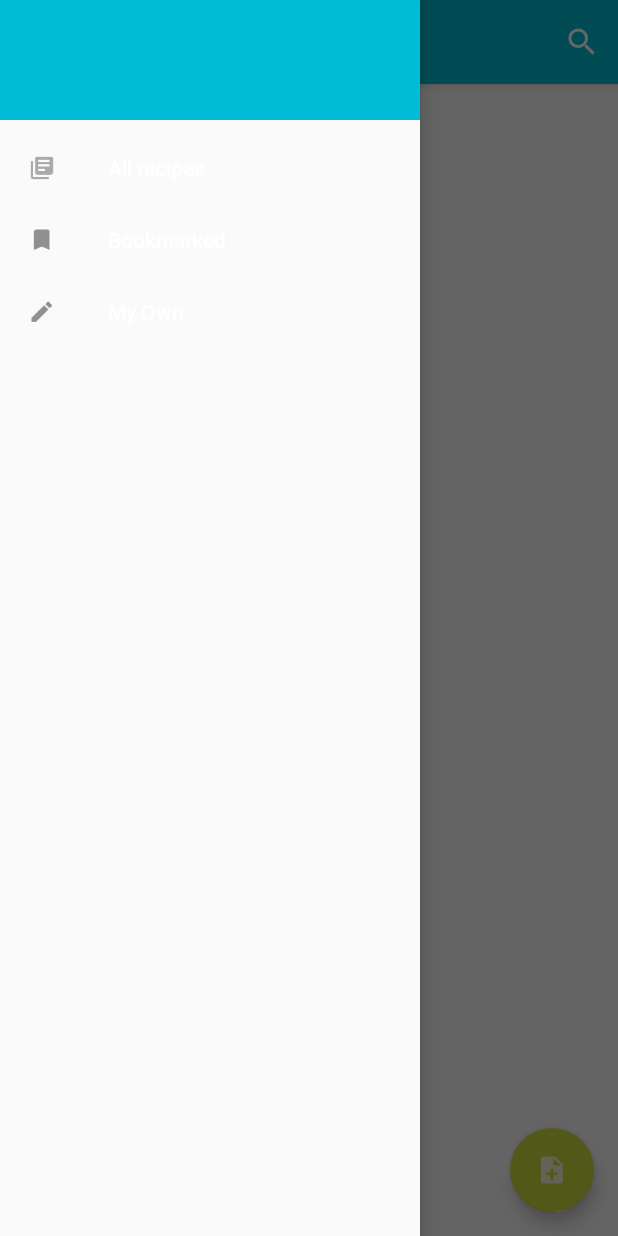
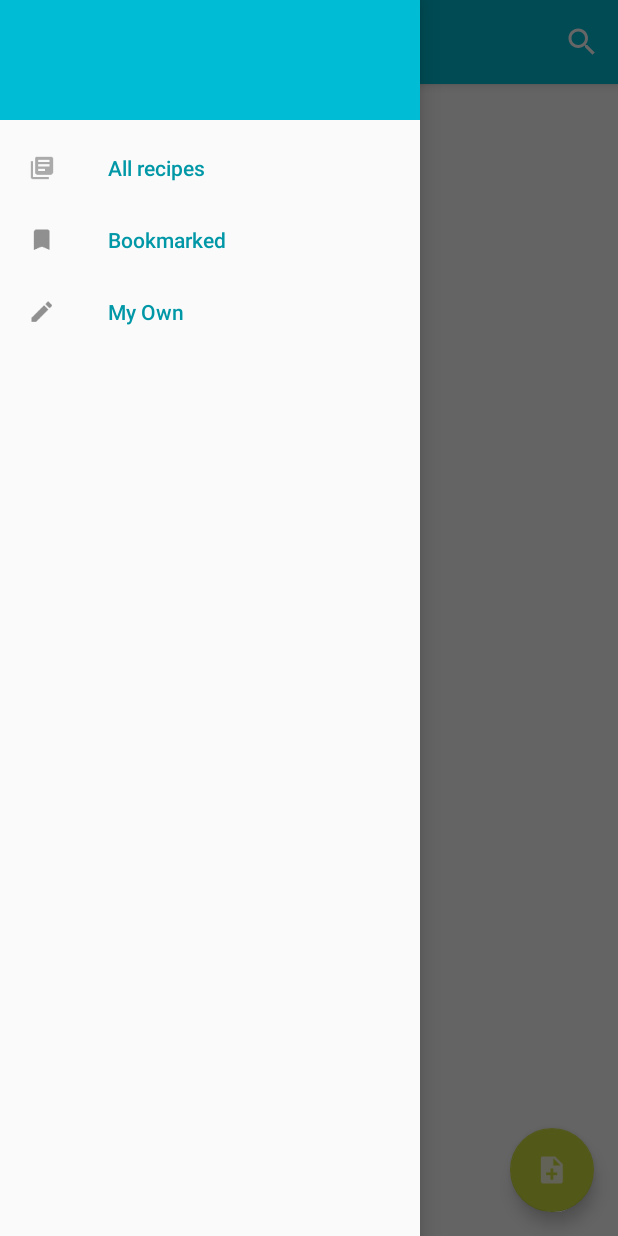
Before and after one commit to fatma-mohamed/RecipeBook, an Android app: the screen it shows after launch (MainActivity), with the side drawer open, on a phone screen of 412 x 824 dp. Run offline under Robolectric (Android 15) with nearby library versions, the phone set to English and light mode, and no system bars.

Commit message:
Fix navigation bar text color

```diff
--- a/app/src/main/res/values-v21/styles.xml
+++ b/app/src/main/res/values-v21/styles.xml
@@ -22,7 +22,7 @@
         <item name="colorPrimaryDark">@color/darkPrimaryColor</item>
         <item name="colorAccent">@color/accentColor</item>
         <item name="android:colorForeground">@color/secondaryTextColor</item>
-        <item name="android:textColorPrimary">@color/primaryTextColor</item>
+        <item name="android:textColorPrimary">@color/darkPrimaryColor</item>
         <item name="android:navigationBarColor">@color/defaultPrimaryColor</item>
         <item name="android:textColorSecondary">@color/secondaryTextColor</item>
     </style>
--- a/app/src/main/res/values/styles.xml
+++ b/app/src/main/res/values/styles.xml
@@ -22,7 +22,7 @@
         <item name="colorPrimaryDark">@color/darkPrimaryColor</item>
         <item name="colorAccent">@color/accentColor</item>
         <item name="android:colorForeground">@color/secondaryTextColor</item>
-        <item name="android:textColorPrimary">@color/primaryTextColor</item>
+        <item name="android:textColorPrimary">@color/darkPrimaryColor</item>
         <item name="android:textColorSecondary">@color/secondaryTextColor</item>
     </style>
 
```
